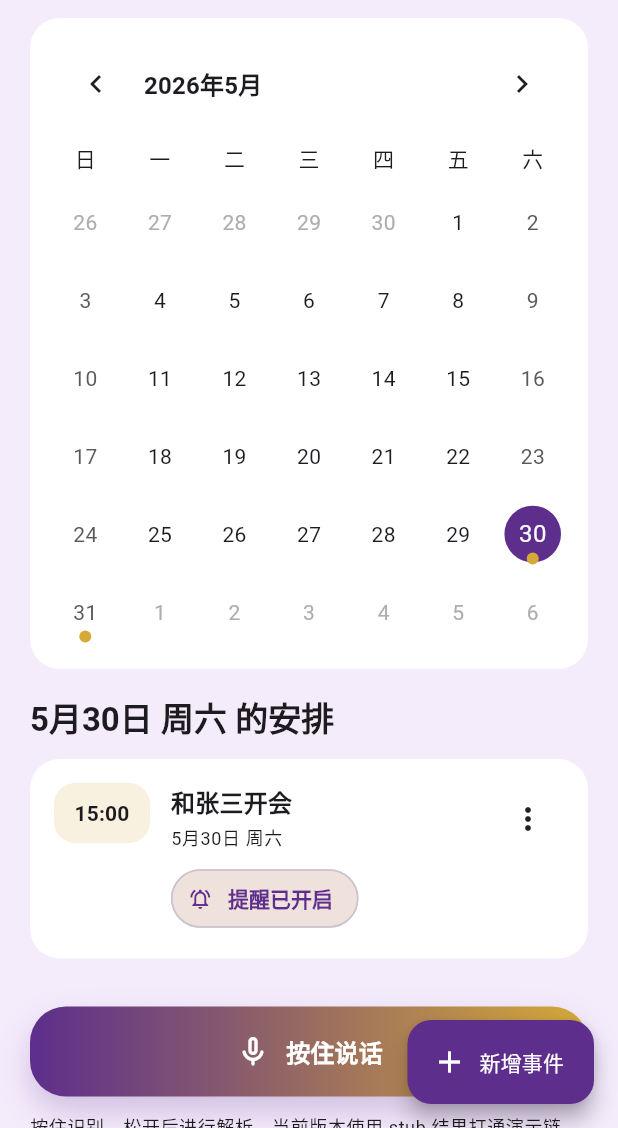
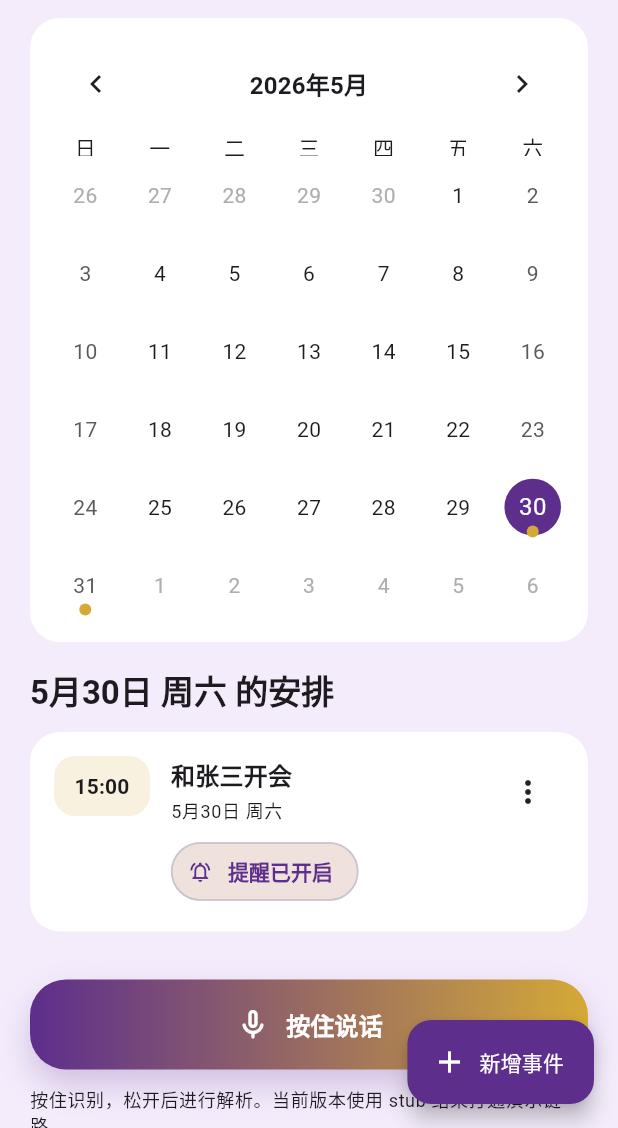
Before and after one commit to Shepherdzzx/Manba-Calendar, a Flutter app: the screen it shows after launch, on a phone screen of 412 x 824 dp, the part 108-1236 px from its top. Run offline on Flutter 3.47's test engine with Material 3 defaults, Android fonts, the phone set to English and light mode, and no system bars; drawn by our look-alikes of table_calendar; our stand-ins replace shared_preferences.

Commit message:
style(calendar): tighten home calendar spacing and center header
- reduce weekday row height on the home calendar for a denser layout

- center the year/month header and update README/target progress notes

Co-Authored-By: Claude Opus 4.8 <noreply@anthropic.com>

```diff
--- a/lib/widgets/calendar_panel.dart
+++ b/lib/widgets/calendar_panel.dart
@@ -29,7 +29,7 @@ class CalendarPanel extends StatelessWidget {
           focusedDay: state.focusedMonth,
           selectedDayPredicate: (day) => isSameDay(day, state.selectedDate),
           availableCalendarFormats: const {CalendarFormat.month: 'Month'},
-          daysOfWeekHeight: 34,
+          daysOfWeekHeight: 16,
           daysOfWeekStyle: const DaysOfWeekStyle(
             weekdayStyle: TextStyle(fontSize: 12),
             weekendStyle: TextStyle(fontSize: 12),
@@ -40,10 +40,13 @@ class CalendarPanel extends StatelessWidget {
               return Center(child: Text(labels[day.weekday - 1]));
             },
             headerTitleBuilder: (context, day) {
-              return Text(
-                '${day.year}年${day.month}月',
-                style: theme.textTheme.titleMedium?.copyWith(
-                  fontWeight: FontWeight.w700,
+              return Center(
+                child: Text(
+                  '${day.year}年${day.month}月',
+                  textAlign: TextAlign.center,
+                  style: theme.textTheme.titleMedium?.copyWith(
+                    fontWeight: FontWeight.w700,
+                  ),
                 ),
               );
             },
```
Also changed, not shown: 2 other files.
